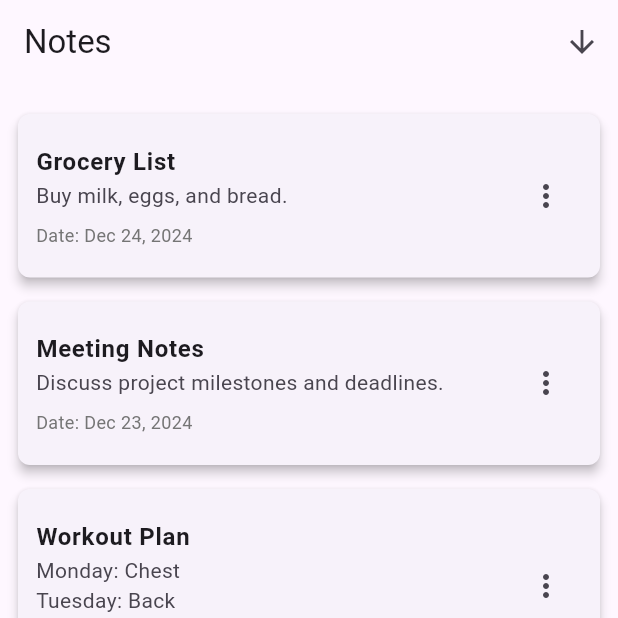
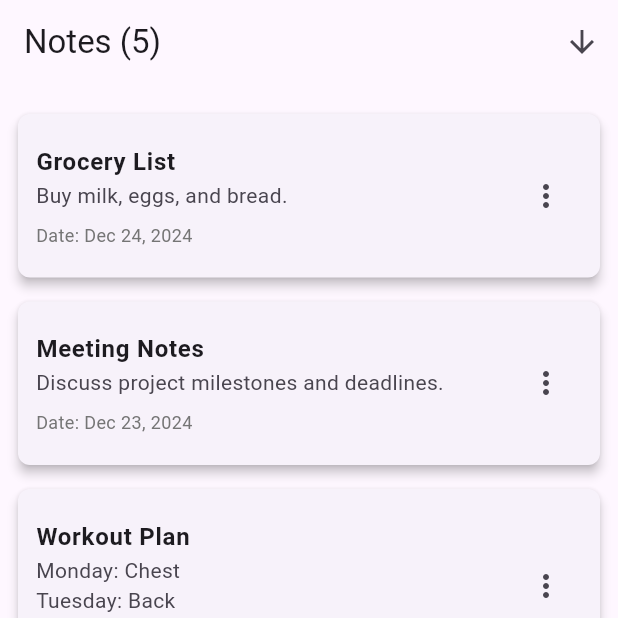
Before and after one commit to Huotsty/Project_personal_flutter, a Flutter app: the NoteListScreen screen opened directly, on a phone screen of 412 x 824 dp, the top half of it. Run offline on Flutter 3.47's test engine with Material 3 defaults, Android fonts, the phone set to English and light mode, and no system bars.

Commit message:
done xD-,-

```diff
--- a/lib/screens/note_list_screen.dart
+++ b/lib/screens/note_list_screen.dart
@@ -89,7 +89,7 @@ class _NoteListScreenState extends State<NoteListScreen> {
   Widget build(BuildContext context) {
     return Scaffold(
       appBar: AppBar(
-        title: const Text('Notes'),
+        title: Text('Notes (${notes.length})'),
         actions: [
           IconButton(
             onPressed: _toggleSortOrder,
```
